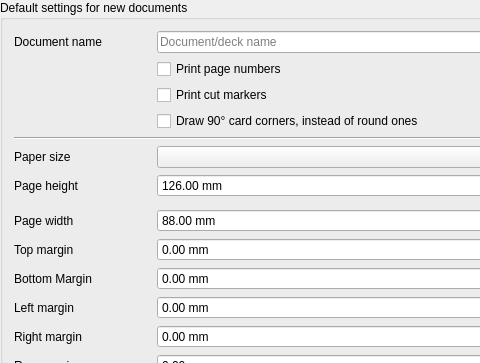
luziferius/MTGProxyPrinter, file mtg_proxy_printer/resources/ui/page_config_widget.ui: the form before one commit; both pictures show x 0 to 480 and y 0 to 363 of the 676 by 649 pixel window.
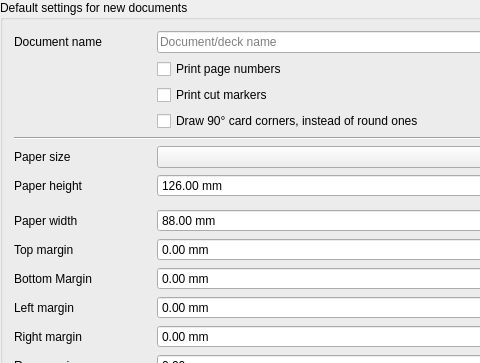
The form after the commit. Icons and pictures are not drawn.

Commit message:
Unify paper size UI strings in the PageConfigWidget
FossilOrigin-Name: 85d0ae2a1e566750b0ff13a4d9f8e6deefeb4cc79725c2e62db6f14d4034d232

The edit to the form file:
```diff
--- a/mtg_proxy_printer/resources/ui/page_config_widget.ui
+++ b/mtg_proxy_printer/resources/ui/page_config_widget.ui
@@ -189,7 +189,7 @@
    <item row="21" column="1">
     <widget class="QLabel" name="custom_page_height_label">
      <property name="text">
-      <string>Page height</string>
+      <string>Paper height</string>
      </property>
      <property name="textInteractionFlags">
       <set>Qt::NoTextInteraction</set>
@@ -426,7 +426,7 @@
    <item row="23" column="1">
     <widget class="QLabel" name="custom_page_width_label">
      <property name="text">
-      <string>Page width</string>
+      <string>Paper width</string>
      </property>
      <property name="textInteractionFlags">
       <set>Qt::NoTextInteraction</set>
```
The commit also changes 3 other files.
